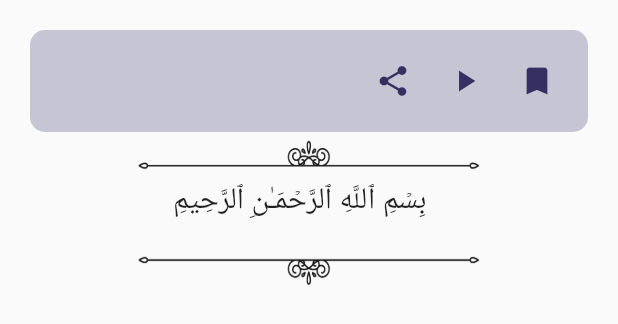
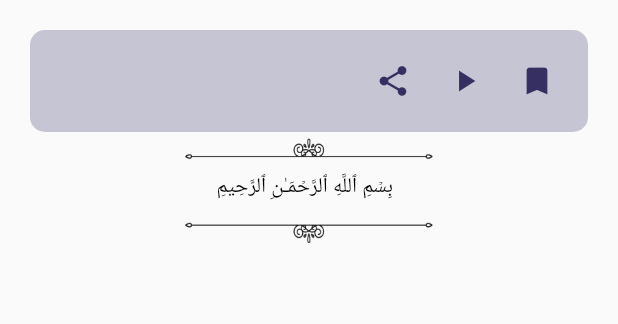
Before and after one commit to andiilhamsyahidris/Al-quran, a Flutter app: the DetailContent widget shown alone on an empty page, opened directly with empty values, on a phone screen of 412 x 824 dp. Shown: the top 324 px of the screen. Run offline on Flutter 3.47's test engine with Material 2 defaults, Android fonts, the phone set to English and light mode, and no system bars; our stand-ins replace bloc, dartz, equatable, flutter_bloc, get_it, rxdart; network calls fail.

```diff
--- a/lib/data/models/surah_response.dart
+++ b/lib/data/models/surah_response.dart
@@ -4,7 +4,7 @@ import 'package:equatable/equatable.dart';
 class SurahResponse extends Equatable {
   final List<SurahModel> surahList;
 
-  SurahResponse({required this.surahList});
+  const SurahResponse({required this.surahList});
 
   factory SurahResponse.fromJson(Map<String, dynamic> json) => SurahResponse(
         surahList: List<SurahModel>.from(
--- a/lib/domain/repositories/surah_repository.dart
+++ b/lib/domain/repositories/surah_repository.dart
@@ -1,9 +1,11 @@
 import 'package:alquran/common/failure.dart';
 import 'package:alquran/domain/entities/detail_surah.dart';
+import 'package:alquran/domain/entities/search.dart';
 import 'package:alquran/domain/entities/surah.dart';
 import 'package:dartz/dartz.dart';
 
 abstract class SurahRepository {
   Future<Either<Failure, List<Surah>>> getSurahAlquran();
   Future<Either<Failure, DetailSurah>> getDetailSurah(int number);
+  Future<Either<Failure, List<Search>>> searchTextQuran(String keyword);
 }
--- /dev/null
+++ b/lib/domain/usecases/search_text_quran.dart
@@ -0,0 +1,14 @@
+import 'package:alquran/common/failure.dart';
+import 'package:alquran/domain/entities/search.dart';
+import 'package:alquran/domain/repositories/surah_repository.dart';
+import 'package:dartz/dartz.dart';
+
+class SearchTextQuran {
+  final SurahRepository repository;
+
+  const SearchTextQuran(this.repository);
+
+  Future<Either<Failure, List<Search>>> execute(String keyword) {
+    return repository.searchTextQuran(keyword);
+  }
+}
--- /dev/null
+++ b/lib/presentation/bloc/search_bloc/search_event.dart
@@ -0,0 +1,16 @@
+part of 'search_bloc.dart';
+
+abstract class SearchEvent extends Equatable {
+  const SearchEvent();
+
+  @override
+  List<Object> get props => [];
+}
+
+class OnQueryChanged extends SearchEvent {
+  final String query;
+  const OnQueryChanged(this.query);
+
+  @override
+  List<Object> get props => [query];
+}
--- /dev/null
+++ b/lib/presentation/bloc/search_bloc/search_state.dart
@@ -0,0 +1,28 @@
+part of 'search_bloc.dart';
+
+abstract class SearchState extends Equatable {
+  const SearchState();
+
+  @override
+  List<Object> get props => [];
+}
+
+class SearchEmpty extends SearchState {}
+
+class SearchLoading extends SearchState {}
+
+class SearchError extends SearchState {
+  final String message;
+  const SearchError(this.message);
+
+  @override
+  List<Object> get props => [message];
+}
+
+class SearchHasData extends SearchState {
+  final List<Search> result;
+  const SearchHasData(this.result);
+
+  @override
+  List<Object> get props => [result];
+}
--- a/lib/presentation/widgets/detail_content.dart
+++ b/lib/presentation/widgets/detail_content.dart
@@ -24,12 +24,24 @@ class DetailContent extends StatelessWidget {
               child: Row(
                 mainAxisAlignment: MainAxisAlignment.spaceBetween,
                 children: [
-                  Text(
-                    detailSurah.englishName,
-                    style: Theme.of(context).textTheme.titleMedium!.copyWith(
-                          fontWeight: FontWeight.bold,
-                          color: kDarkPurple,
-                        ),
+                  Column(
+                    crossAxisAlignment: CrossAxisAlignment.start,
+                    children: [
+                      Text(
+                        detailSurah.englishName,
+                        style:
+                            Theme.of(context).textTheme.titleMedium!.copyWith(
+                                  fontWeight: FontWeight.bold,
+                                  color: kDarkPurple,
+                                ),
+                      ),
+                      Text(
+                        detailSurah.englishNameTranslation,
+                        style: Theme.of(context).textTheme.bodySmall!.copyWith(
+                              color: kDarkPurple,
+                            ),
+                      ),
+                    ],
                   ),
                   Row(
                     children: [
@@ -62,17 +74,17 @@ class DetailContent extends StatelessWidget {
             Stack(
               children: [
                 Positioned(
-                  top: 32,
-                  left: 30,
+                  top: 27,
+                  left: 26,
                   child: Text(
                     'بِسۡمِ ٱللَّهِ ٱلرَّحۡمَـٰنِ ٱلرَّحِیمِ',
-                    style: Theme.of(context).textTheme.titleLarge,
+                    style: Theme.of(context).textTheme.titleSmall,
                   ),
                 ),
                 Positioned(
                   child: Image.asset(
                     'assets/frame.png',
-                    height: 110,
+                    height: 80,
                   ),
                 ),
               ],
--- a/pubspec.yaml
+++ b/pubspec.yaml
@@ -19,7 +19,7 @@ dependencies:
   get_it: ^7.1.3
   flutter_bloc: ^8.1.1
   path_provider: ^2.0.2
-  flutter_scroll_to_top: ^2.2.4
+  rxdart: ^0.27.1
 
 
 dev_dependencies:
```
Also changed, not shown: lib/data/datasources/alquran_remote_data_source.dart (+17 -1 lines), lib/data/models/search_model.dart (added, +42 -0 lines), lib/data/models/search_response.dart (added, +26 -0 lines), lib/data/repositories/surah_repository_impl.dart (+13 -0 lines), lib/domain/entities/search.dart (added, +21 -0 lines), lib/injection.dart (+8 -0 lines), lib/main.dart (+7 -0 lines), lib/presentation/bloc/search_bloc/search_bloc.dart (added, +26 -0 lines), lib/presentation/bloc/surah_list_bloc/surah_list_bloc.dart (+19 -9 lines), lib/presentation/pages/home_surah_page.dart (+7 -16 lines), lib/presentation/pages/search_page.dart (added, +95 -0 lines), pubspec.lock.
